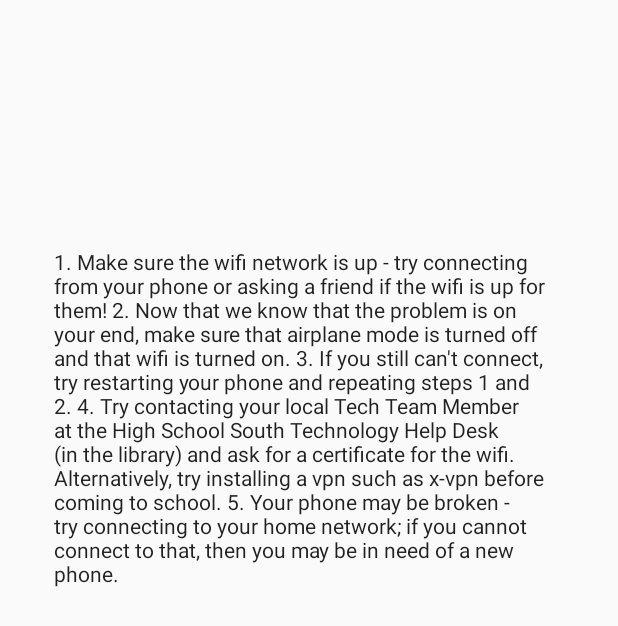
After one commit to rsha256/TechDeskApp, an Android app: the layout activity_wifi.xml on its own in the app's theme, with its tools: preview values and no code run, on a phone screen of 412 x 824 dp. The commit adds this screen. Shown: the top 626 px of the screen. Run offline under Robolectric (Android 15) with nearby library versions, the phone set to English and light mode, and no system bars.

Commit message:
update colors and add a wifi page

```diff
--- a/app/src/main/java/com/example/anikaitsingh/myapplication/FAQActivity.java
+++ b/app/src/main/java/com/example/anikaitsingh/myapplication/FAQActivity.java
@@ -23,5 +23,9 @@ public class FAQActivity extends AppCompatActivity {
         this.startActivity(intent);
     }
 
+    public void showWifiHelp(View view){
+        Intent intent = new Intent(this, WifiActivity.class);
+        this.startActivity(intent);
+    }
 
 }
--- a/app/src/main/java/com/example/anikaitsingh/myapplication/MainActivity.java
+++ b/app/src/main/java/com/example/anikaitsingh/myapplication/MainActivity.java
@@ -26,7 +26,7 @@ public class MainActivity extends AppCompatActivity {
 
     public void showToastAboutApp(View view){
         String message = "This app helps you with technology at WW-P South."
-                +" Made by Anikait Singh.";
+                +" Made by Anikait Singh and Rahul Shah.";
         Toast toast = Toast.makeText(this, message, Toast.LENGTH_SHORT);
         toast.show();
     }
--- /dev/null
+++ b/app/src/main/java/com/example/anikaitsingh/myapplication/WifiActivity.java
@@ -0,0 +1,13 @@
+package com.example.anikaitsingh.myapplication;
+
+import android.support.v7.app.AppCompatActivity;
+import android.os.Bundle;
+
+public class WifiActivity extends AppCompatActivity {
+
+    @Override
+    protected void onCreate(Bundle savedInstanceState) {
+        super.onCreate(savedInstanceState);
+        setContentView(R.layout.activity_scrollable);
+    }
+}
--- a/app/src/main/res/layout/activity_main.xml
+++ b/app/src/main/res/layout/activity_main.xml
@@ -68,12 +68,13 @@
 
     <ImageView
         android:id="@+id/imageView"
-        android:layout_width="367dp"
-        android:layout_height="120dp"
-        android:layout_marginBottom="32dp"
-        android:layout_marginEnd="16dp"
+        android:layout_width="567dp"
+        android:layout_height="320dp"
         android:layout_marginStart="16dp"
         android:layout_marginTop="58dp"
+        android:layout_marginEnd="16dp"
+        android:layout_marginBottom="32dp"
+        android:contentDescription="@string/app_name"
         app:layout_constraintBottom_toBottomOf="parent"
         app:layout_constraintEnd_toEndOf="parent"
         app:layout_constraintHorizontal_bias="0.5"
--- /dev/null
+++ b/app/src/main/res/layout/activity_wifi.xml
@@ -0,0 +1,28 @@
+<?xml version="1.0" encoding="utf-8"?>
+<android.support.constraint.ConstraintLayout xmlns:android="http://schemas.android.com/apk/res/android"
+    xmlns:app="http://schemas.android.com/apk/res-auto"
+    xmlns:tools="http://schemas.android.com/tools"
+    android:layout_width="match_parent"
+    android:layout_height="match_parent"
+    tools:context="com.example.anikaitsingh.myapplication.ScrollableActivity">
+
+    <ScrollView
+        android:layout_width="340dp"
+        android:layout_height="495dp"
+        android:layout_marginStart="2dp"
+        android:layout_marginTop="2dp"
+        android:layout_marginEnd="2dp"
+        android:layout_marginBottom="2dp"
+        app:layout_constraintBottom_toBottomOf="parent"
+        app:layout_constraintEnd_toEndOf="parent"
+        app:layout_constraintStart_toStartOf="parent"
+        app:layout_constraintTop_toTopOf="parent">
+
+        <TextView
+            android:id="@+id/textView2"
+            android:layout_width="match_parent"
+            android:layout_height="wrap_content"
+            android:text="@string/wifi_help"
+            android:textAppearance="@style/TextAppearance.AppCompat.Body1" />
+    </ScrollView>
+</android.support.constraint.ConstraintLayout>
--- a/app/src/main/res/values/colors.xml
+++ b/app/src/main/res/values/colors.xml
@@ -1,7 +1,7 @@
 <?xml version="1.0" encoding="utf-8"?>
 <resources>
-    <color name="colorPrimary">#3F51B5</color>
+    <color name="colorPrimary">#4caf50</color>
     <color name="colorPrimaryDark">#303F9F</color>
-    <color name="colorAccent">#3D9970</color>
+    <color name="colorAccent">#f8c146</color>
     <color name="colorTitle">#000000</color>
 </resources>
--- a/app/src/main/res/values/strings.xml
+++ b/app/src/main/res/values/strings.xml
@@ -22,4 +22,16 @@
         The HSS Tech Desk is actively involved in the school community, actively developing sites
         for fellow student-run organizations or even the district itself. More projects to be added later!
     </string>
+    <string name="wifi_help">
+        1. Make sure the wifi network is up - try connecting from your phone or asking a friend if the wifi is up for them!
+&#xD;&#xD;&#xD;&#xD;
+        2. Now that we know that the problem is on your end, make sure that airplane mode is turned off and that wifi is turned on.
+&#xD;&#xD;&#xD;&#xD;
+        3. If you still can\'t connect, try restarting your phone and repeating steps 1 and 2.
+&#xD;&#xD;&#xD;&#xD;
+        4. Try contacting your local Tech Team Member at the High School South Technology Help Desk (in the library) and ask for a certificate for the wifi.
+        Alternatively, try installing a vpn such as x-vpn before coming to school.
+&#xD;&#xD;&#xD;&#xD;
+        5. Your phone may be broken - try connecting to your home network; if you cannot connect to that, then you may be in need of a new phone.
+    </string>
 </resources>
--- a/build.gradle
+++ b/build.gradle
@@ -7,7 +7,7 @@ buildscript {
         jcenter()
     }
     dependencies {
-        classpath 'com.android.tools.build:gradle:3.0.1'
+        classpath 'com.android.tools.build:gradle:3.2.1'
 
 
         // NOTE: Do not place your application dependencies here; they belong
```
Also changed, not shown: app/src/main/res/drawable/techdesknewflat.png, gradle/wrapper/gradle-wrapper.properties.
